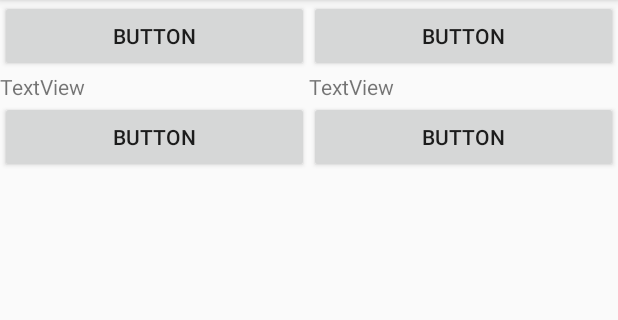
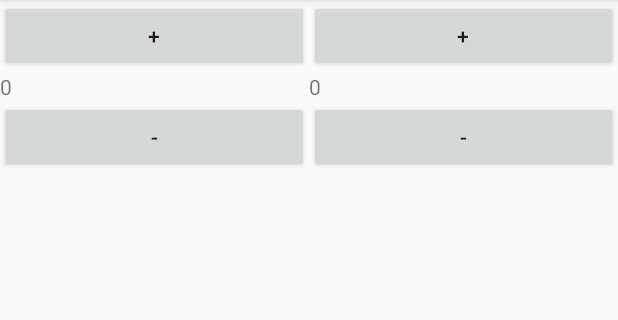
Before and after one commit to DitaAjiPratama/score, an Android app: the screen it shows after launch (MainActivity), on a phone screen of 412 x 824 dp, the part 84-404 px from its top. Run offline under Robolectric (Android 15) with nearby library versions, the phone set to English and light mode, and no system bars.

Commit message:
Edit id and text on all Button and TextView

```diff
--- a/app/src/main/res/layout/activity_main.xml
+++ b/app/src/main/res/layout/activity_main.xml
@@ -22,22 +22,22 @@
             android:orientation="vertical">
 
             <Button
-                android:id="@+id/button"
+                android:id="@+id/plusRed"
                 android:layout_width="match_parent"
                 android:layout_height="wrap_content"
-                android:text="Button" />
+                android:text="+" />
 
             <TextView
-                android:id="@+id/textView"
+                android:id="@+id/scoreRed"
                 android:layout_width="match_parent"
                 android:layout_height="wrap_content"
-                android:text="TextView" />
+                android:text="0" />
 
             <Button
-                android:id="@+id/button2"
+                android:id="@+id/minusRed"
                 android:layout_width="match_parent"
                 android:layout_height="wrap_content"
-                android:text="Button" />
+                android:text="-" />
         </LinearLayout>
 
         <LinearLayout
@@ -47,22 +47,22 @@
             android:orientation="vertical">
 
             <Button
-                android:id="@+id/button4"
+                android:id="@+id/plusBlue"
                 android:layout_width="match_parent"
                 android:layout_height="wrap_content"
-                android:text="Button" />
+                android:text="+" />
 
             <TextView
-                android:id="@+id/textView2"
+                android:id="@+id/scoreBlue"
                 android:layout_width="match_parent"
                 android:layout_height="wrap_content"
-                android:text="TextView" />
+                android:text="0" />
 
             <Button
-                android:id="@+id/button3"
+                android:id="@+id/minusBlue"
                 android:layout_width="match_parent"
                 android:layout_height="wrap_content"
-                android:text="Button" />
+                android:text="-" />
         </LinearLayout>
     </LinearLayout>
 
```
